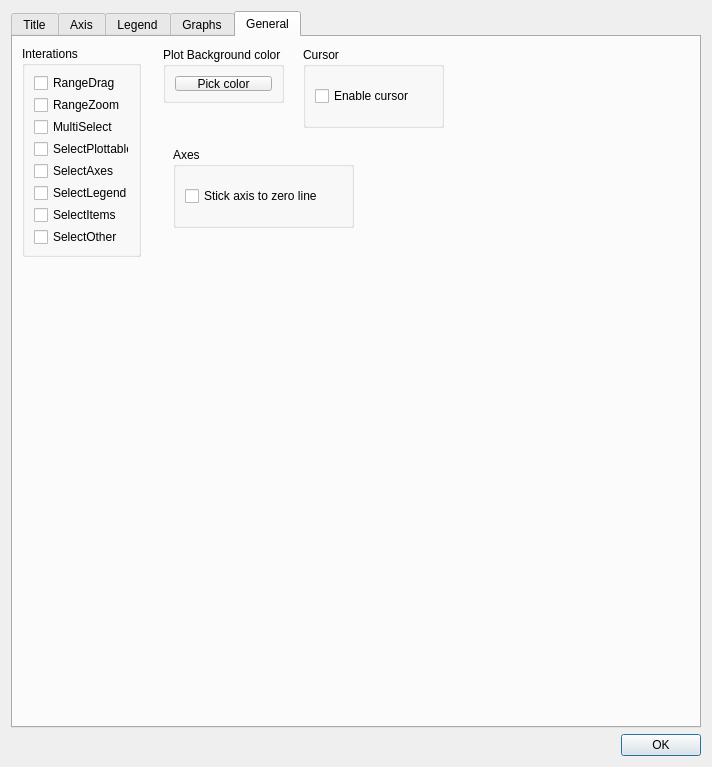
First picture: the form in QDataVis/Headers/PlotPropertiesWindow.ui, repository jondef/QDataVis, before the edit.
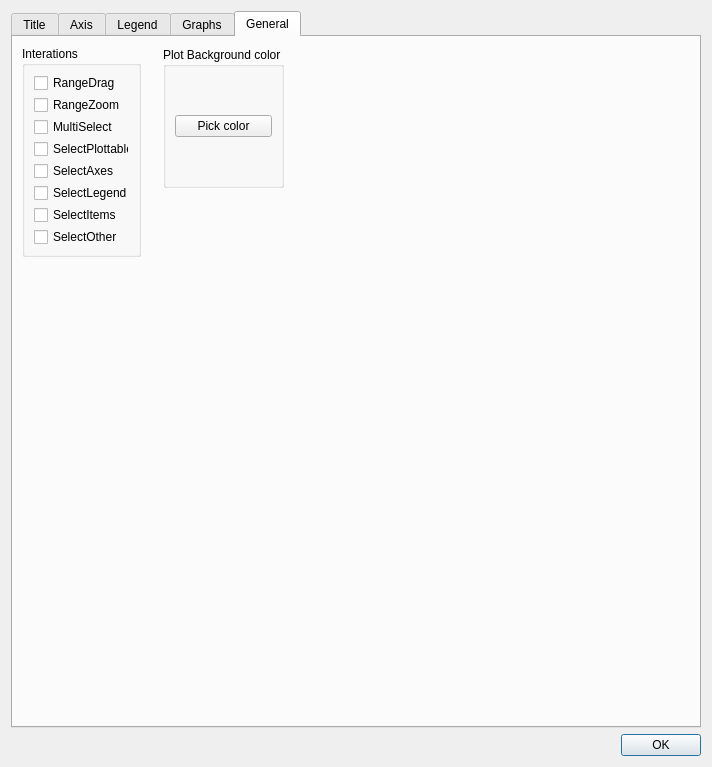
Second picture: the form after the edit. The open tabs and pages were chosen to show the change.

Commit message: Moved the setCursor and the stickaxistozerolines checkboxes in the mainwindow

Patch:
```diff
--- a/QDataVis/Headers/PlotPropertiesWindow.ui
+++ b/QDataVis/Headers/PlotPropertiesWindow.ui
@@ -2066,7 +2066,7 @@
                                     <x>150</x>
                                     <y>10</y>
                                     <width>121</width>
-                                    <height>56</height>
+         <height>141</height>
                                 </rect>
                             </property>
                             <property name="title">
@@ -2082,50 +2082,6 @@
                                 </item>
                             </layout>
                         </widget>
-                        <widget class="QGroupBox" name="groupBox_11">
-                            <property name="geometry">
-                                <rect>
-                                    <x>290</x>
-                                    <y>10</y>
-                                    <width>141</width>
-                                    <height>81</height>
-                                </rect>
-                            </property>
-                            <property name="title">
-                                <string>Cursor</string>
-                            </property>
-                            <layout class="QGridLayout" name="gridLayout_9">
-                                <item row="0" column="0">
-                                    <widget class="QCheckBox" name="checkBox_enableCursor">
-                                        <property name="text">
-                                            <string>Enable cursor</string>
-                                        </property>
-                                    </widget>
-                                </item>
-                            </layout>
-                        </widget>
-                        <widget class="QGroupBox" name="groupBox_12">
-                            <property name="geometry">
-                                <rect>
-                                    <x>160</x>
-                                    <y>110</y>
-                                    <width>181</width>
-                                    <height>81</height>
-                                </rect>
-                            </property>
-                            <property name="title">
-                                <string>Axes</string>
-                            </property>
-                            <layout class="QGridLayout" name="gridLayout_10">
-                                <item row="0" column="0">
-                                    <widget class="QCheckBox" name="checkBox_stickAxisToZeroLines">
-                                        <property name="text">
-                                            <string>Stick axis to zero line</string>
-                                        </property>
-                                    </widget>
-                                </item>
-                            </layout>
-                        </widget>
                     </widget>
                 </widget>
             </item>
```
Left out of the diff: 24 changed lines with no effect on the pictures. Lines whose indentation alone changed are shown as unchanged. The commit also changes 5 other files.
